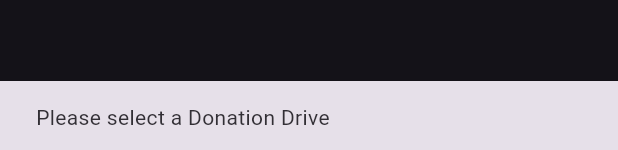
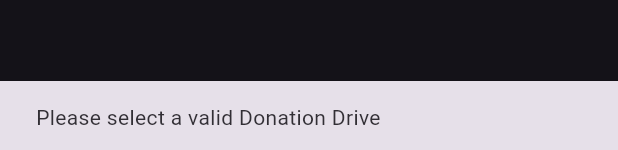
Before and after one commit to CMSC23-AY2023-2024-2ndSem/group3-project, a Flutter app: the LinkModal widget shown alone on an empty page, opened directly with empty values, after a tap on "Submit", on a phone screen of 412 x 824 dp. Shown: the part 1083-1233 px from the top of the screen. Run offline on Flutter 3.47's test engine with Material 3 defaults, Android fonts, the light colour scheme and no system bars; our stand-ins replace cloud_firestore, firebase_auth, firebase_core, firebase_storage, image_picker, plugin_platform_interface and 1 more; missing offline and left inert: dart:html, qr_code_scanner; accounts and stored records are empty; generated files the repository leaves out were written again.

Commit message:
chore: minor ui/ux changes

```diff
--- a/lib/pages/donate_qr_page.dart
+++ b/lib/pages/donate_qr_page.dart
@@ -105,7 +105,7 @@ class DonateQrPage extends StatelessWidget {
           }
           var donationData = snapshot.data!.data() as Map<String, dynamic>;
           bool isScanned = false;
-          if (donationData['status'] == "Completed"){
+          if (donationData['status'] == "Confirmed"){
             isScanned = true;
           }
 
--- a/lib/pages/org_home.dart
+++ b/lib/pages/org_home.dart
@@ -203,6 +203,7 @@ class _OrganizationHomePageState extends State<OrganizationHomePage> {
                                     builder: (BuildContext context) => LinkModal(
                                       donationUid: donation.uid,
                                       donationDrives: drivesUidNameMap,
+                                      donationCurrentDrive: donation.donationDriveUid,
                                     ),
                                   );
                                 },
--- a/lib/pages/org_home_edit_modal.dart
+++ b/lib/pages/org_home_edit_modal.dart
@@ -28,10 +28,6 @@ class EditModal extends StatelessWidget {
         DropdownMenuItem(
           value: 'Scheduled for Pick-up',
           child: Text('Scheduled for Pick-up'),
-        ),
-        DropdownMenuItem(
-          value: 'Completed',
-          child: Text('Completed'),
         ),
         DropdownMenuItem(
           value: 'Canceled',
--- a/lib/pages/org_home_link_modal.dart
+++ b/lib/pages/org_home_link_modal.dart
@@ -6,12 +6,14 @@ import 'package:week9_authentication/providers/donation_provider.dart';
 class LinkModal extends StatelessWidget {
   final String donationUid;
   final Map<String,String> donationDrives;
+  final String donationCurrentDrive;
   final TextEditingController _formFieldController = TextEditingController();
 
-  LinkModal({super.key, required this.donationUid , required this.donationDrives});
+  LinkModal({super.key, required this.donationUid , required this.donationDrives, required this.donationCurrentDrive});
 
   Widget _buildContent(BuildContext context) {
-    return DropdownButtonFormField<String>(
+    if(donationCurrentDrive == ""){
+      return DropdownButtonFormField<String>(
       onChanged: (newValue) {
         _formFieldController.text = newValue!;
       },
@@ -26,6 +28,25 @@ class LinkModal extends StatelessWidget {
         border: OutlineInputBorder(),
       ),
     );
+    } else {
+      return DropdownButtonFormField<String>(
+      value: donationCurrentDrive,
+      onChanged: (newValue) {
+        _formFieldController.text = newValue!;
+      },
+      items: [
+        for (var donationDrive in donationDrives.entries)
+          DropdownMenuItem(
+            value: donationDrive.key,
+            child: Text(donationDrive.value),
+          ),
+      ],
+      decoration: const InputDecoration(
+        border: OutlineInputBorder(),
+      ),
+    );
+    }
+
   }
 
   @override
@@ -42,7 +63,7 @@ class LinkModal extends StatelessWidget {
               Navigator.of(context).pop();
               ScaffoldMessenger.of(context).showSnackBar(
                 const SnackBar(
-                  content: Text("Please select a Donation Drive"),
+                  content: Text("Please select a valid Donation Drive"),
                   duration: Duration(seconds: 2),
                 ),
               );
```
